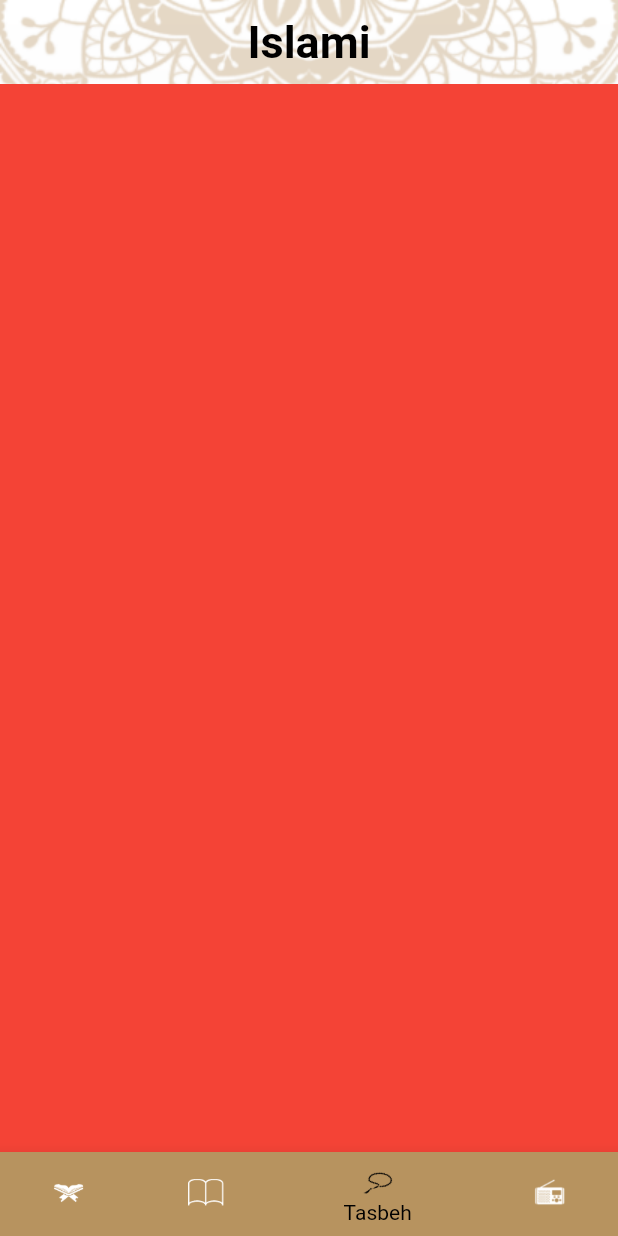
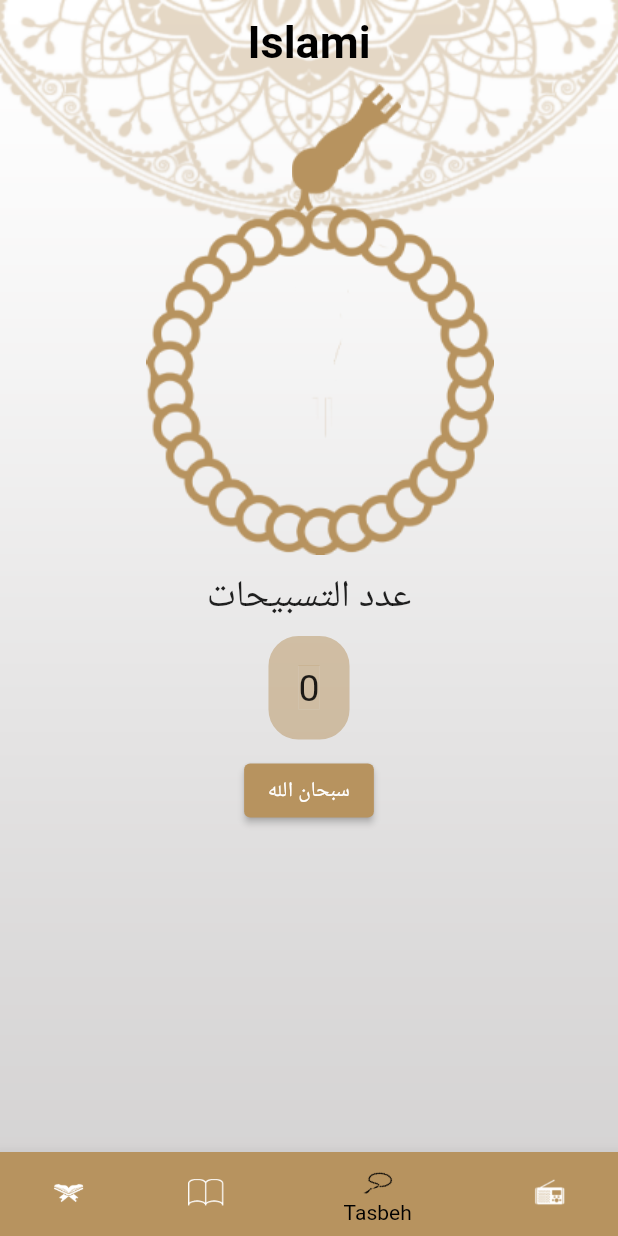
Before and after one commit to mohamednabiltraining/islami-c5-sun, a Flutter app: the screen it shows after launch, item 3 of the bottom bar chosen, on a phone screen of 412 x 824 dp. Run offline on Flutter 3.47's test engine with Material 2 defaults, Android fonts, the phone set to English and light mode, and no system bars.

```diff
--- a/lib/home/tasbeh_tab.dart
+++ b/lib/home/tasbeh_tab.dart
@@ -1,10 +1,93 @@
 import 'package:flutter/material.dart';
+import 'package:islami_c5_sun/MyThemeData.dart';
 
-class TasbehTab extends StatelessWidget {
+class TasbehTab extends StatefulWidget {
+  @override
+  State<TasbehTab> createState() => _TasbehTabState();
+}
+
+class _TasbehTabState extends State<TasbehTab> {
+  int counter = 0;
+
   @override
   Widget build(BuildContext context) {
-    return Container(
-      color: Colors.red,
-    );
+    return Column(children: [
+      Stack(children: [
+        Container(
+          margin: EdgeInsets.only(left: 50),
+          child: Row(
+            mainAxisAlignment: MainAxisAlignment.center,
+            children: [
+              Image.asset(
+                'assets/images/head_sebha_logo.png',
+              )
+            ],
+          ),
+        ),
+        Container(
+          margin: EdgeInsets.only(top: 80, left: 15),
+          child: Row(
+            mainAxisAlignment: MainAxisAlignment.center,
+            children: [
+              Image.asset('assets/images/body_sebha_logo.png'),
+            ],
+          ),
+        ),
+      ]),
+      Container(
+        padding: EdgeInsets.all(10),
+        child: Row(
+          mainAxisAlignment: MainAxisAlignment.center,
+          children: const [
+            Center(
+              child: Text("عدد التسبيحات",
+                  style: TextStyle(
+                    fontSize: 25,
+                  )),
+            ),
+          ],
+        ),
+      ),
+      Row(
+        mainAxisAlignment: MainAxisAlignment.center,
+        children: [
+          Container(
+            child: Text('$counter',
+                style: TextStyle(
+                    fontSize: 25,
+                    backgroundColor: Color.fromRGBO(183, 147, 95, 0.5))),
+            decoration: BoxDecoration(
+              border: Border.all(
+                width: 20,
+                color: Color.fromRGBO(183, 147, 95, 0.5),
+              ),
+              borderRadius: BorderRadius.circular(20.0),
+            ),
+          ),
+        ],
+      ),
+    Row(
+        mainAxisAlignment: MainAxisAlignment.center,
+      children: [
+        Container (
+    padding: EdgeInsets.all(10),
+            child: ElevatedButton(
+              style: ElevatedButton.styleFrom(
+                  primary: Color.fromRGBO(183, 147, 95, 1.0)),
+              onPressed: () {
+                counter++;
+                setState(() {});
+              },
+              child: Text(
+                "سبحان الله",
+                style: TextStyle(
+                  color: Colors.white,
+                ),
+              ),
+            ),
+        ),
+          ],
+      ),
+    ]);
   }
 }
--- a/lib/main.dart
+++ b/lib/main.dart
@@ -10,6 +10,7 @@ class MyApplication extends StatelessWidget {
   @override
   Widget build(BuildContext context) {
     return MaterialApp(
+      debugShowCheckedModeBanner: false,
       title: 'Islami',
       routes: {HomeScreen.routeName: (buildContext) => HomeScreen()},
       initialRoute: HomeScreen.routeName,
--- a/pubspec.yaml
+++ b/pubspec.yaml
@@ -59,7 +59,7 @@ flutter:
 
   # To add assets to your application, add an assets section, like this:
   assets:
-    - assets/images/
+     - assets/images/
   #   - images/a_dot_ham.jpeg
 
   # An image asset can refer to one or more resolution-specific "variants", see
```
Also changed, not shown: assets/images/2.0x/body_sebha_logo@2x.png (added), assets/images/2.0x/head_sebha_logo@2x.png (added), assets/images/3.0x/body_sebha_logo@3x.png (added), assets/images/3.0x/head_sebha_logo@3x.png (added), assets/images/body_sebha_logo.png (added), assets/images/head_sebha_logo.png (added), pubspec.lock, 2 other files.
